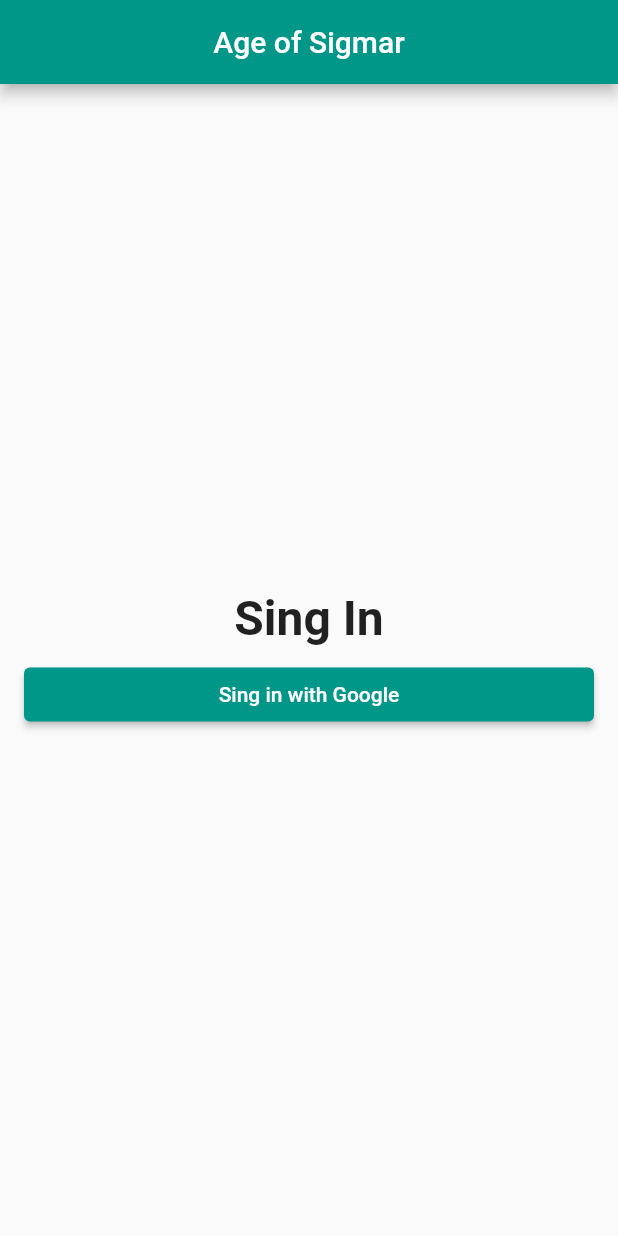
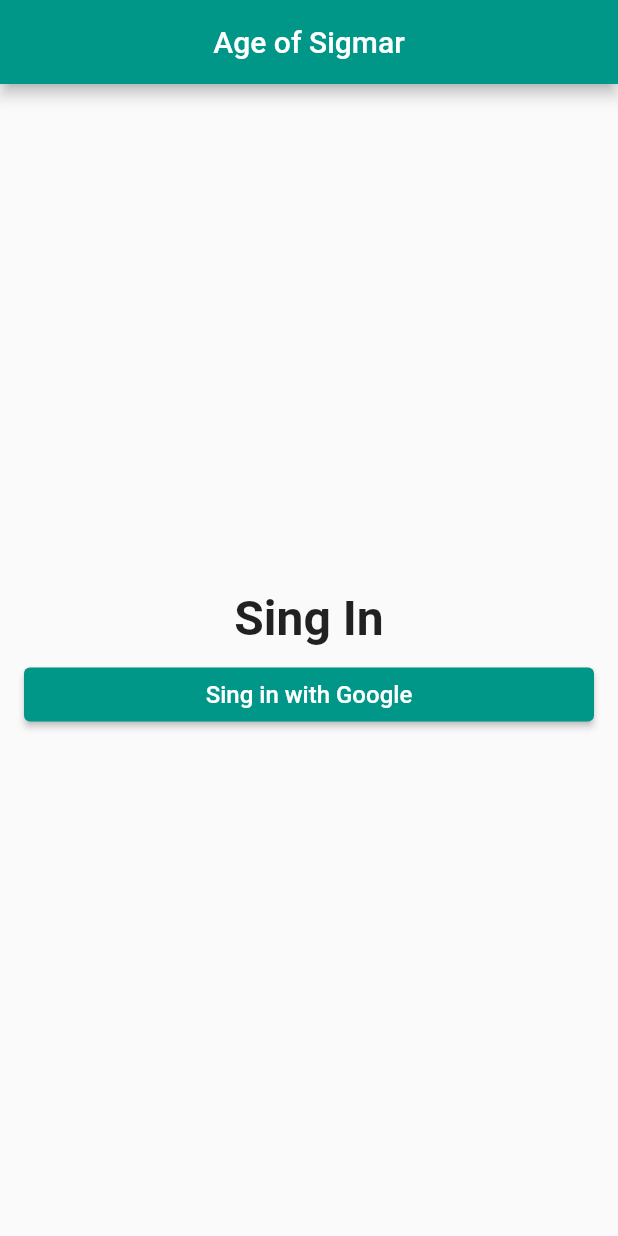
Before and after one commit to eumonma/Flutter_CompleteApp, a Flutter app: the screen it shows after launch, on a phone screen of 412 x 824 dp. Run offline on Flutter 3.47's test engine with Material 2 defaults, Android fonts, the phone set to English and light mode, and no system bars.

Commit message:
Prueba Git

```diff
--- a/lib/app/sing_in/sing_in_page.dart
+++ b/lib/app/sing_in/sing_in_page.dart
@@ -31,7 +31,17 @@ class SingInPage extends StatelessWidget {
             SizedBox(height: 8.0),
             ElevatedButton(
                 onPressed: () {print('Button pressed'); },
-                child: Text('Sing in with Google'))
+                child: Text('Sing in with Google',
+                  style: TextStyle(
+                    color: Colors.white,
+                    fontSize: 16.0
+                  ),
+                ),
+  //            style: ElevatedButton.styleFrom(
+  //              primary: Colors.red,
+  //              onPrimary: Colors.yellowAccent
+  //            ),
+            ),
           ],
       ),
     );
```
